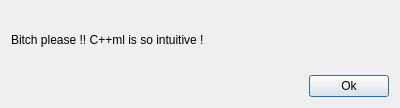
First picture: the form in ui/HelpWindow.ui, repository CplusplusML/CplusplusML, before the edit.
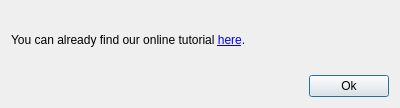
Second picture: the form after the edit.

Commit message: help window

The edit to the form file:
```diff
--- a/ui/HelpWindow.ui
+++ b/ui/HelpWindow.ui
@@ -17,7 +17,7 @@
    <item>
     <widget class="QLabel" name="label">
      <property name="text">
-      <string>Bitch please !! C++ml is so intuitive !</string>
+      <string>&lt;html&gt;&lt;head/&gt;&lt;body&gt;&lt;p&gt;You can already find our online tutorial &lt;a href=&quot;http://help.cplusplusml.org&quot;&gt;&lt;span style=&quot; text-decoration: underline; color:#0000ff;&quot;&gt;here&lt;/span&gt;&lt;/a&gt;.&lt;/p&gt;&lt;/body&gt;&lt;/html&gt;</string>
      </property>
     </widget>
    </item>
```
